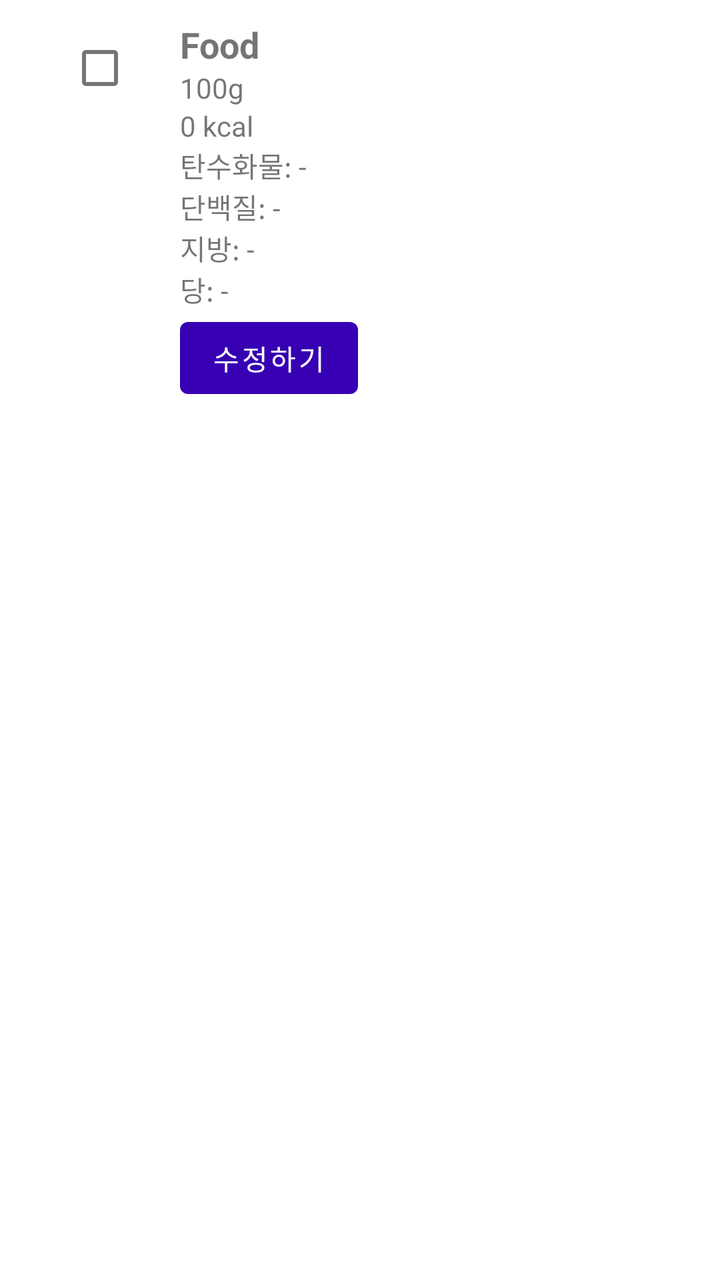
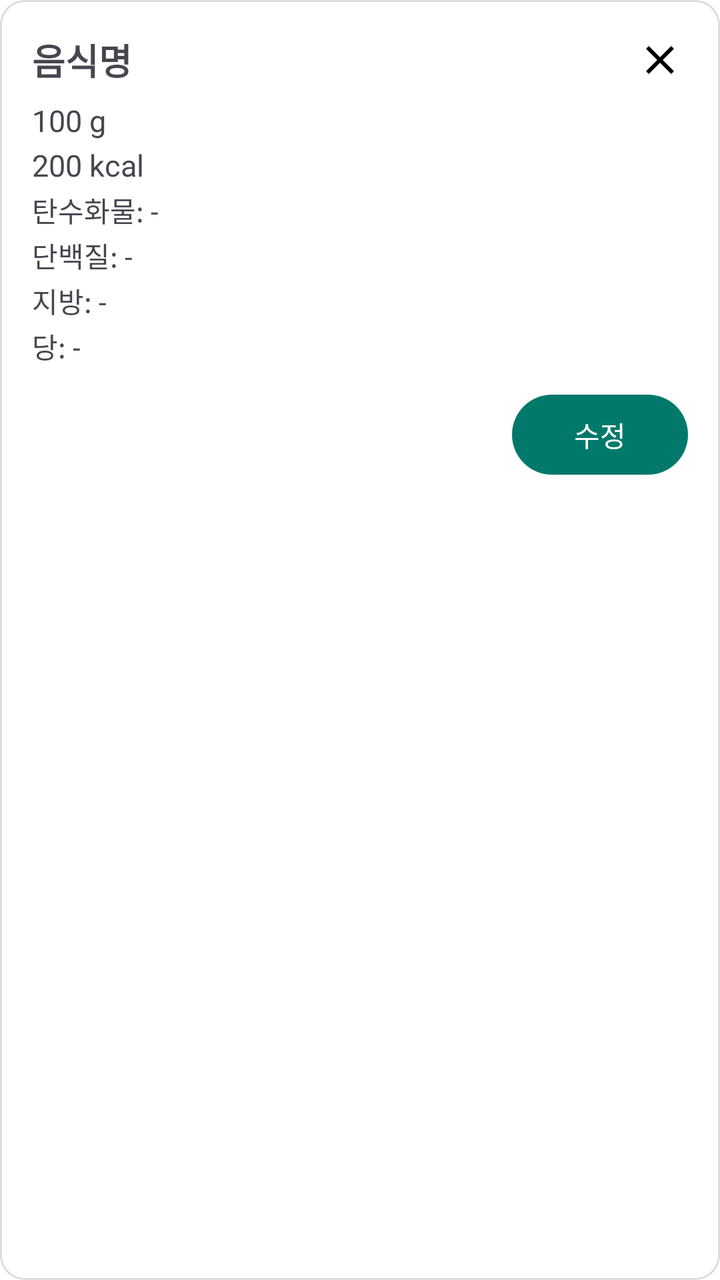

The first picture is an Android layout as it rendered before a commit; the second is the same layout after the commit. The layout source and the unified diff follow.
<!-- AndroidManifest.xml: application theme Theme.GJGN -->
<!-- res/layout/item_food_analysis.xml -->
<?xml version="1.0" encoding="utf-8"?>
<LinearLayout xmlns:android="http://schemas.android.com/apk/res/android"
    android:layout_width="match_parent"
    android:layout_height="wrap_content"
    android:orientation="horizontal"
    android:padding="10dp">

    <CheckBox
        android:id="@+id/chkSelect"
        android:layout_width="80dp"
        android:layout_height="wrap_content"
        android:padding="4dp" />

    <LinearLayout
        android:orientation="vertical"
        android:layout_width="0dp"
        android:layout_height="wrap_content"
        android:layout_weight="1">

        <TextView
            android:id="@+id/txtName"
            android:layout_width="wrap_content"
            android:layout_height="wrap_content"
            android:text="Food"
            android:textSize="18sp"
            android:textStyle="bold" />

        
        <TextView
            android:id="@+id/txtGrams"
            android:layout_width="wrap_content"
            android:layout_height="wrap_content"
            android:text="100g" />

        <TextView
            android:id="@+id/txtKcal"
            android:layout_width="wrap_content"
            android:layout_height="wrap_content"
            android:text="0 kcal" />

        <TextView
            android:id="@+id/txtCarbs"
            android:layout_width="wrap_content"
            android:layout_height="wrap_content"
            android:text="탄수화물: -" />

        <TextView
            android:id="@+id/txtProtein"
            android:layout_width="wrap_content"
            android:layout_height="wrap_content"
            android:text="단백질: -" />

        <TextView
            android:id="@+id/txtFat"
            android:layout_width="wrap_content"
            android:layout_height="wrap_content"
            android:text="지방: -" />

        <TextView
            android:id="@+id/txtSugar"
            android:layout_width="wrap_content"
            android:layout_height="wrap_content"
            android:text="당: -" />
        <Button
            android:id="@+id/btnEdit"
            android:layout_width="wrap_content"
            android:layout_height="wrap_content"
            android:text="수정하기"/>

    </LinearLayout>

</LinearLayout>
<!-- resources referenced by this layout -->
<resources>
  <style name="Theme.GJGN" parent="Theme.MaterialComponents.DayNight.NoActionBar">
          
          <item name="colorPrimary">@color/purple_700</item>
          <item name="colorPrimaryVariant">@color/purple_700</item>
          <item name="colorOnPrimary">@android:color/white</item>
          <item name="colorSecondary">@color/teal_700</item>
          <item name="android:windowMinWidthMajor">320dp</item>
          <item name="android:windowMinWidthMinor">320dp</item>
      </style>
  <color name="purple_700">#FF3700B3</color>
  <color name="teal_700">#FF018786</color>
</resources>

<!-- the commit's change to res/layout/item_food_analysis.xml (unified diff, before → after) -->
@@ -2,71 +2,90 @@
 <LinearLayout xmlns:android="http://schemas.android.com/apk/res/android"
     android:layout_width="match_parent"
     android:layout_height="wrap_content"
-    android:orientation="horizontal"
-    android:padding="10dp">
+    android:orientation="vertical"
+    android:background="@drawable/rounded_card"
+    android:padding="16dp"
+    android:layout_marginBottom="12dp">
 
-    <CheckBox
-        android:id="@+id/chkSelect"
-        android:layout_width="80dp"
+    
+    <LinearLayout
+        android:orientation="horizontal"
+        android:layout_width="match_parent"
         android:layout_height="wrap_content"
-        android:padding="4dp" />
-
-    <LinearLayout
-        android:orientation="vertical"
-        android:layout_width="0dp"
-        android:layout_height="wrap_content"
-        android:layout_weight="1">
+        android:gravity="center_vertical">
 
         <TextView
             android:id="@+id/txtName"
-            android:layout_width="wrap_content"
+            android:layout_width="0dp"
             android:layout_height="wrap_content"
-            android:text="Food"
+            android:layout_weight="1"
+            android:text="음식명"
             android:textSize="18sp"
             android:textStyle="bold" />
 
-        
-        <TextView
-            android:id="@+id/txtGrams"
-            android:layout_width="wrap_content"
-            android:layout_height="wrap_content"
-            android:text="100g" />
-
-        <TextView
-            android:id="@+id/txtKcal"
-            android:layout_width="wrap_content"
-            android:layout_height="wrap_content"
-            android:text="0 kcal" />
-
-        <TextView
-            android:id="@+id/txtCarbs"
-            android:layout_width="wrap_content"
-            android:layout_height="wrap_content"
-            android:text="탄수화물: -" />
-
-        <TextView
-            android:id="@+id/txtProtein"
-            android:layout_width="wrap_content"
-            android:layout_height="wrap_content"
-            android:text="단백질: -" />
-
-        <TextView
-            android:id="@+id/txtFat"
-            android:layout_width="wrap_content"
-            android:layout_height="wrap_content"
-            android:text="지방: -" />
-
-        <TextView
-            android:id="@+id/txtSugar"
-            android:layout_width="wrap_content"
-            android:layout_height="wrap_content"
-            android:text="당: -" />
-        <Button
-            android:id="@+id/btnEdit"
-            android:layout_width="wrap_content"
-            android:layout_height="wrap_content"
-            android:text="수정하기"/>
-
+        <ImageButton
+            android:id="@+id/btnDelete"
+            android:layout_width="28dp"
+            android:layout_height="28dp"
+            android:src="@drawable/ic_close"
+            android:background="@android:color/transparent"
+            android:contentDescription="삭제" />
     </LinearLayout>
 
+    
+    <TextView
+        android:id="@+id/txtGrams"
+        android:layout_width="wrap_content"
+        android:layout_height="wrap_content"
+        android:text="100 g"
+        android:textSize="15sp"
+        android:layout_marginTop="6dp"/>
+
+    <TextView
+        android:id="@+id/txtKcal"
+        android:layout_width="wrap_content"
+        android:layout_height="wrap_content"
+        android:text="200 kcal"
+        android:textSize="15sp"
+        android:layout_marginTop="2dp"/>
+
+    <TextView
+        android:id="@+id/txtCarbs"
+        android:layout_width="wrap_content"
+        android:layout_height="wrap_content"
+        android:text="탄수화물: -"
+        android:layout_marginTop="2dp"/>
+
+    <TextView
+        android:id="@+id/txtProtein"
+        android:layout_width="wrap_content"
+        android:layout_height="wrap_content"
+        android:text="단백질: -"
+        android:layout_marginTop="2dp"/>
+
+    <TextView
+        android:id="@+id/txtFat"
+        android:layout_width="wrap_content"
+        android:layout_height="wrap_content"
+        android:text="지방: -"
+        android:layout_marginTop="2dp"/>
+
+    <TextView
+        android:id="@+id/txtSugar"
+        android:layout_width="wrap_content"
+        android:layout_height="wrap_content"
+        android:text="당: -"
+        android:layout_marginTop="2dp"/>
+
+    
+    <Button
+        android:id="@+id/btnEdit"
+        android:layout_width="wrap_content"
+        android:layout_height="wrap_content"
+        android:text="수정"
+        android:layout_gravity="end"
+        android:layout_marginTop="10dp"
+        android:paddingLeft="16dp"
+        android:paddingRight="16dp"/>
+
 </LinearLayout>
<!-- resource entries referenced after the edit -->
@@ -1,15 +1,38 @@
 <!-- resources referenced by this layout -->
 <resources>
-  <style name="Theme.GJGN" parent="Theme.MaterialComponents.DayNight.NoActionBar">
+  <!-- drawable ic_close (drawable) -->
+  <vector xmlns:android="http://schemas.android.com/apk/res/android" android:height="24dp" android:tint="#000000" android:viewportHeight="24" android:viewportWidth="24" android:width="24dp">
+        
+      <path android:fillColor="@android:color/white" android:pathData="M19,6.41L17.59,5 12,10.59 6.41,5 5,6.41 10.59,12 5,17.59 6.41,19 12,13.41 17.59,19 19,17.59 13.41,12z"/>
+      
+  </vector>
+  <!-- drawable rounded_card (drawable) -->
+  <?xml version="1.0" encoding="utf-8"?>
+  <shape xmlns:android="http://schemas.android.com/apk/res/android" android:shape="rectangle">
+      <solid android:color="#FFFFFF"/>
+      <corners android:radius="12dp"/>
+      <padding android:left="8dp" android:top="8dp" android:right="8dp" android:bottom="8dp"/>
+      <stroke android:width="1dp" android:color="#DDDDDD"/>
+  </shape>
+  <style name="Theme.GJGN" parent="Theme.Material3.Light.NoActionBar">
+  
           
-          <item name="colorPrimary">@color/purple_700</item>
-          <item name="colorPrimaryVariant">@color/purple_700</item>
-          <item name="colorOnPrimary">@android:color/white</item>
+          <item name="android:windowBackground">@color/white</item>
+          <item name="android:statusBarColor">@color/white</item>
+          <item name="android:navigationBarColor">@color/white</item>
+  
+          
+          <item name="colorOnSurface">@color/black</item>
+          <item name="colorOnBackground">@color/black</item>
+  
+          
+          <item name="colorPrimary">@color/teal_700</item>
+          <item name="colorPrimaryContainer">@color/teal_700</item>
           <item name="colorSecondary">@color/teal_700</item>
-          <item name="android:windowMinWidthMajor">320dp</item>
-          <item name="android:windowMinWidthMinor">320dp</item>
+  
       </style>
-  <color name="purple_700">#FF3700B3</color>
-  <color name="teal_700">#FF018786</color>
+  <color name="white">#FFFFFF</color>
+  <color name="black">#000000</color>
+  <color name="teal_700">#00796B</color>
 </resources>
 
